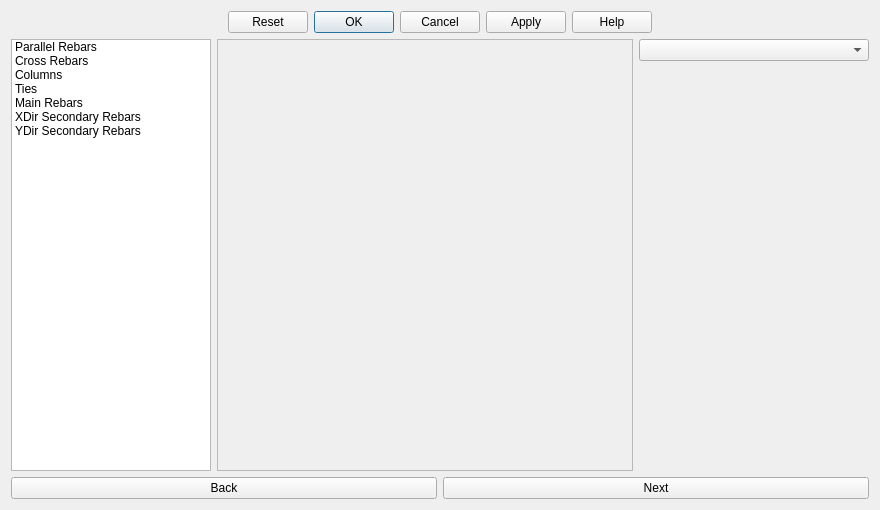
Above: FootingReinforcement/MainFootingReinforcement.ui from amrit3701/FreeCAD-Reinforcement before the change. Below: the same form after it.
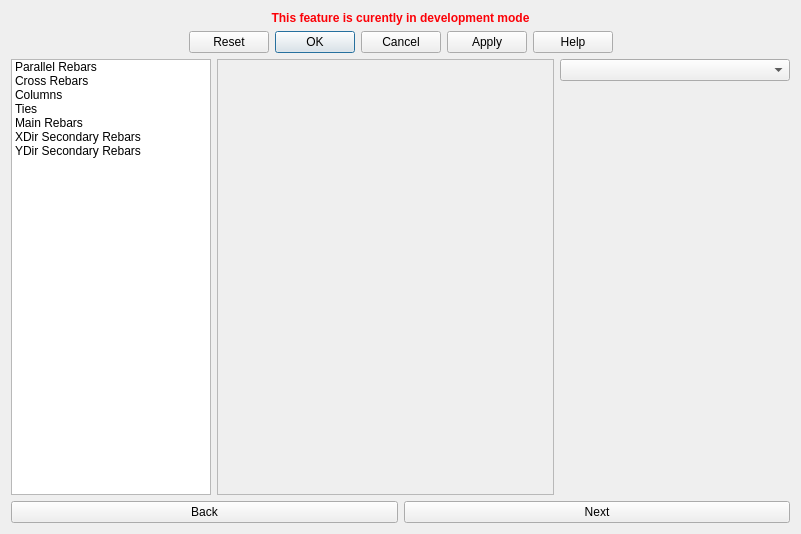
That is the form after the change. Custom widgets are drawn as their Qt base class.

Commit message: Added InDevelopment label in Footing and Slab reinforcement

What changed in the file:
```diff
--- a/FootingReinforcement/MainFootingReinforcement.ui
+++ b/FootingReinforcement/MainFootingReinforcement.ui
@@ -6,8 +6,8 @@
    <rect>
     <x>0</x>
     <y>0</y>
-    <width>880</width>
-    <height>510</height>
+    <width>801</width>
+    <height>534</height>
    </rect>
   </property>
   <property name="sizePolicy">
@@ -26,17 +26,7 @@
    <string>Dialog</string>
   </property>
   <layout class="QGridLayout" name="gridLayout">
-   <item row="0" column="0">
-    <widget class="QDialogButtonBox" name="standardButtonBox">
-     <property name="standardButtons">
-      <set>QDialogButtonBox::Apply|QDialogButtonBox::Cancel|QDialogButtonBox::Help|QDialogButtonBox::Ok|QDialogButtonBox::Reset</set>
-     </property>
-     <property name="centerButtons">
-      <bool>true</bool>
-     </property>
-    </widget>
-   </item>
-   <item row="2" column="0">
+   <item row="3" column="0">
     <layout class="QHBoxLayout" name="nextBackButtonHorizontalLayout">
      <item>
       <widget class="QPushButton" name="back_button">
@@ -55,6 +45,16 @@
     </layout>
    </item>
    <item row="1" column="0">
+    <widget class="QDialogButtonBox" name="standardButtonBox">
+     <property name="standardButtons">
+      <set>QDialogButtonBox::Apply|QDialogButtonBox::Cancel|QDialogButtonBox::Help|QDialogButtonBox::Ok|QDialogButtonBox::Reset</set>
+     </property>
+     <property name="centerButtons">
+      <bool>true</bool>
+     </property>
+    </widget>
+   </item>
+   <item row="2" column="0">
     <layout class="QHBoxLayout" name="listStackedWidgetHorizontalLayout" stretch="0,1,0">
      <property name="sizeConstraint">
       <enum>QLayout::SetDefaultConstraint</enum>
@@ -198,6 +198,25 @@
      </item>
     </layout>
    </item>
+   <item row="0" column="0">
+    <widget class="QLabel" name="heading">
+     <property name="font">
+      <font>
+       <weight>75</weight>
+       <bold>true</bold>
+      </font>
+     </property>
+     <property name="text">
+      <string>&lt;html&gt;&lt;head/&gt;&lt;body&gt;&lt;p&gt;&lt;span style=&quot; color:#fc0107;&quot;&gt;This feature is curently in development mode&lt;/span&gt;&lt;/p&gt;&lt;/body&gt;&lt;/html&gt;</string>
+     </property>
+     <property name="textFormat">
+      <enum>Qt::AutoText</enum>
+     </property>
+     <property name="alignment">
+      <set>Qt::AlignCenter</set>
+     </property>
+    </widget>
+   </item>
   </layout>
  </widget>
  <customwidgets>
```
The commit also changes 1 other file.
